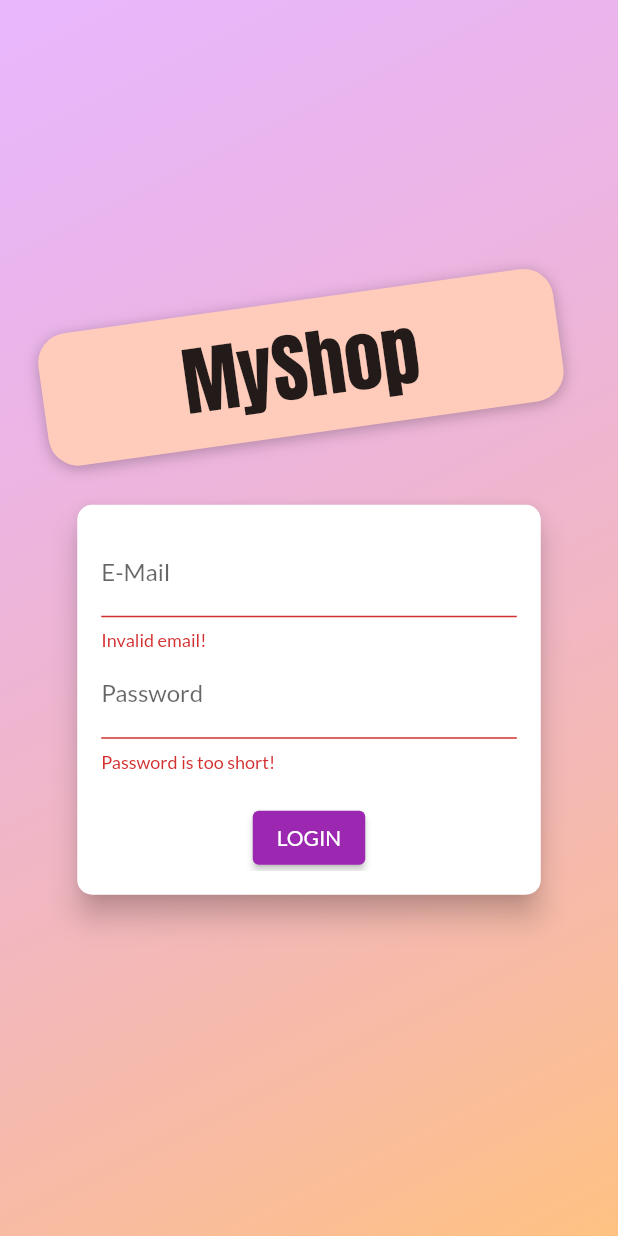
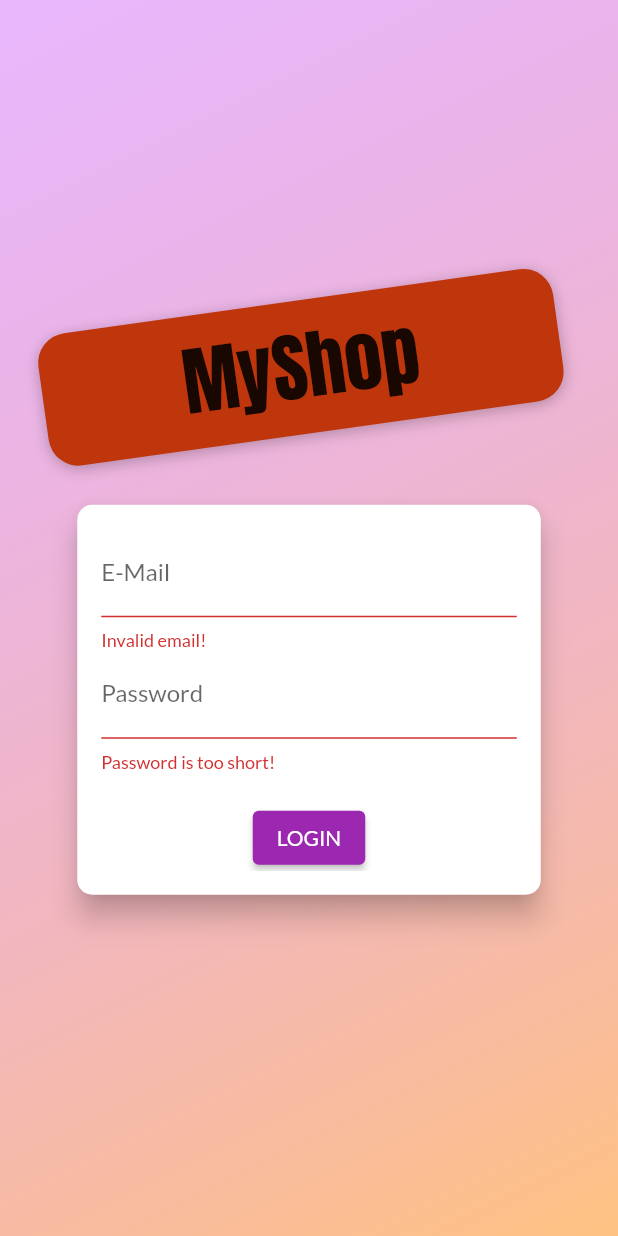
Before and after one commit to prix0007/myshop, a Flutter app: the screen it shows after launch, after a tap on "LOGIN", on a phone screen of 412 x 824 dp. Run offline on Flutter 3.47's test engine with Material 2 defaults, Android fonts, the phone set to English and light mode, and no system bars; our stand-ins replace shared_preferences; network calls fail.

Commit message:
Added Animations

```diff
--- /dev/null
+++ b/lib/helpers/custom_route.dart
@@ -0,0 +1,47 @@
+import 'package:flutter/material.dart';
+
+class CustomRoute<T> extends MaterialPageRoute<T> {
+  CustomRoute({
+    WidgetBuilder builder,
+    RouteSettings settings,
+  }) : super(
+          builder: builder,
+          settings: settings,
+        );
+  @override
+  Widget buildTransitions(
+    BuildContext context,
+    Animation<double> animation,
+    Animation<double> secondaryAnimation,
+    Widget child,
+  ) {
+    if (settings.name == '/') {
+      return child;
+    } else {
+      return FadeTransition(
+        opacity: animation,
+        child: child,
+      );
+    }
+  }
+}
+
+class CustomPageTransitionBuilder extends PageTransitionsBuilder {
+  @override
+  Widget buildTransitions<T>(
+    PageRoute<T> route,
+    BuildContext context,
+    Animation<double> animation,
+    Animation<double> secondaryAnimation,
+    Widget child,
+  ) {
+    if (route.settings.name == '/') {
+      return child;
+    } else {
+      return FadeTransition(
+        opacity: animation,
+        child: child,
+      );
+    }
+  }
+}
--- a/lib/main.dart
+++ b/lib/main.dart
@@ -13,6 +13,7 @@ import 'providers/cart.dart';
 import 'providers/orders.dart';
 import 'providers/auth.dart';
 import 'screens/splash_screen.dart';
+import 'helpers/custom_route.dart';
 
 void main() {
   runApp(MyApp());
@@ -53,10 +54,13 @@ class MyApp extends StatelessWidget {
         return MaterialApp(
           title: 'Flutter Demo',
           theme: ThemeData(
-            primarySwatch: Colors.purple,
-            accentColor: Colors.orange,
-            fontFamily: 'Lato',
-          ),
+              primarySwatch: Colors.purple,
+              accentColor: Colors.orange,
+              fontFamily: 'Lato',
+              pageTransitionsTheme: PageTransitionsTheme(builders: {
+                TargetPlatform.android: CustomPageTransitionBuilder(),
+                TargetPlatform.iOS: CustomPageTransitionBuilder(),
+              })),
           home: auth.isAuth
               ? ProductOverviewScreen()
               : FutureBuilder(
--- a/lib/screens/auth_screen.dart
+++ b/lib/screens/auth_screen.dart
@@ -2,6 +2,7 @@ import 'dart:math';
 
 import 'package:flutter/material.dart';
 import 'package:provider/provider.dart';
+
 import '../providers/auth.dart';
 import '../models/http_exception.dart';
 
@@ -50,7 +51,7 @@ class AuthScreen extends StatelessWidget {
                       // ..translate(-10.0),
                       decoration: BoxDecoration(
                         borderRadius: BorderRadius.circular(20),
-                        color: Colors.deepOrange.shade100,
+                        color: Colors.deepOrange.shade900,
                         boxShadow: [
                           BoxShadow(
                             blurRadius: 8,
@@ -62,7 +63,7 @@ class AuthScreen extends StatelessWidget {
                       child: Text(
                         'MyShop',
                         style: TextStyle(
-                          color: Theme.of(context).accentTextTheme.button.color,
+                          color: Theme.of(context).accentTextTheme.title.color,
                           fontSize: 50,
                           fontFamily: 'Anton',
                           fontWeight: FontWeight.normal,
@@ -93,7 +94,8 @@ class AuthCard extends StatefulWidget {
   _AuthCardState createState() => _AuthCardState();
 }
 
-class _AuthCardState extends State<AuthCard> {
+class _AuthCardState extends State<AuthCard>
+    with SingleTickerProviderStateMixin {
   final GlobalKey<FormState> _formKey = GlobalKey();
   AuthMode _authMode = AuthMode.Login;
   Map<String, String> _authData = {
@@ -102,25 +104,75 @@ class _AuthCardState extends State<AuthCard> {
   };
   var _isLoading = false;
   final _passwordController = TextEditingController();
+  AnimationController _controller;
+  Animation<Size> _heightAnimation;
+  Animation<double> _opacityAnimation;
+  Animation<Offset> _slideAnimation;
+
+  @override
+  void initState() {
+    super.initState();
+    _controller = AnimationController(
+      vsync: this,
+      duration: Duration(
+        milliseconds: 300,
+      ),
+    );
+    _heightAnimation = Tween<Size>(
+            begin: Size(double.infinity, 260), end: Size(double.infinity, 320))
+        .animate(
+      CurvedAnimation(
+        parent: _controller,
+        curve: Curves.fastOutSlowIn,
+      ),
+    );
+    _slideAnimation = Tween<Offset>(
+      begin: Offset(0, -1.5),
+      end: Offset(0, 0),
+    ).animate(
+      CurvedAnimation(
+        parent: _controller,
+        curve: Curves.fastOutSlowIn,
+      ),
+    );
+    _opacityAnimation = Tween<double>(
+      begin: 0.0,
+      end: 1.0,
+    ).animate(
+      CurvedAnimation(
+        parent: _controller,
+        curve: Curves.fastOutSlowIn,
+      ),
+    );
+    // _heightAnimation.addListener(() => setState(() {}));
+  }
+
+  @override
+  void dispose() {
+    // TODO: implement dispose
+    super.dispose();
+    _controller.dispose();
+  }
 
   void _showErrorDialog(String message) {
     showDialog(
       context: context,
       builder: (ctx) => AlertDialog(
-        title: Text('An Error Occured!'),
+        title: Text('An Error Occurred!'),
         content: Text(message),
-        actions: [
-          TextButton(
+        actions: <Widget>[
+          FlatButton(
+            child: Text('Okay'),
             onPressed: () {
               Navigator.of(ctx).pop();
             },
-              child: Text('OK')),
+          )
         ],
       ),
     );
   }
 
-  void _submit() async {
+  Future<void> _submit() async {
     if (!_formKey.currentState.validate()) {
       // Invalid!
       return;
@@ -132,34 +184,27 @@ class _AuthCardState extends State<AuthCard> {
     try {
       if (_authMode == AuthMode.Login) {
         // Log user in
-        await Provider.of<Auth>(
-          context,
-          listen: false,
-        ).login(
+        await Provider.of<Auth>(context, listen: false).login(
           _authData['email'],
           _authData['password'],
         );
       } else {
-        print('From Signup in auth_screen');
         // Sign user up
-        await Provider.of<Auth>(
-          context,
-          listen: false,
-        ).signup(
+        await Provider.of<Auth>(context, listen: false).signup(
           _authData['email'],
           _authData['password'],
         );
       }
     } on HttpException catch (error) {
-      var errorMessage = 'Authentication Failed';
+      var errorMessage = 'Authentication failed';
       if (error.toString().contains('EMAIL_EXISTS')) {
-        errorMessage = 'This email address is already in use';
+        errorMessage = 'This email address is already in use.';
       } else if (error.toString().contains('INVALID_EMAIL')) {
         errorMessage = 'This is not a valid email address';
       } else if (error.toString().contains('WEAK_PASSWORD')) {
-        errorMessage = 'This password is too weak';
+        errorMessage = 'This password is too weak.';
       } else if (error.toString().contains('EMAIL_NOT_FOUND')) {
-        errorMessage = 'Could not find a user with that email';
+        errorMessage = 'Could not find a user with that email.';
       } else if (error.toString().contains('INVALID_PASSWORD')) {
         errorMessage = 'Invalid password.';
       }
@@ -180,10 +225,12 @@ class _AuthCardState extends State<AuthCard> {
       setState(() {
         _authMode = AuthMode.Signup;
       });
+      _controller.forward();
     } else {
       setState(() {
         _authMode = AuthMode.Login;
       });
+      _controller.reverse();
     }
   }
 
@@ -195,12 +242,16 @@ class _AuthCardState extends State<AuthCard> {
         borderRadius: BorderRadius.circular(10.0),
       ),
       elevation: 8.0,
-      child: Container(
-        height: _authMode == AuthMode.Signup ? 320 : 260,
+      child: AnimatedBuilder(
+        animation: _heightAnimation,
+        builder: (ctx, ch) => Container(
+            // height: _authMode == AuthMode.Signup ? 320 : 260,
+            height: _heightAnimation.value.height,
             constraints:
-            BoxConstraints(minHeight: _authMode == AuthMode.Signup ? 320 : 260),
+                BoxConstraints(minHeight: _heightAnimation.value.height),
             width: deviceSize.width * 0.75,
             padding: EdgeInsets.all(16.0),
+            child: ch),
         child: Form(
           key: _formKey,
           child: SingleChildScrollView(
@@ -223,29 +274,43 @@ class _AuthCardState extends State<AuthCard> {
                   decoration: InputDecoration(labelText: 'Password'),
                   obscureText: true,
                   controller: _passwordController,
-                  // ignore: missing_return
                   validator: (value) {
                     if (value.isEmpty || value.length < 5) {
                       return 'Password is too short!';
                     }
+                    return null;
                   },
                   onSaved: (value) {
                     _authData['password'] = value;
                   },
                 ),
-                if (_authMode == AuthMode.Signup)
-                  TextFormField(
+                AnimatedContainer(
+                  duration: Duration(milliseconds: 300),
+                  constraints: BoxConstraints(
+                    minHeight: _authMode == AuthMode.Signup ? 60 : 0,
+                    maxHeight: _authMode == AuthMode.Signup ? 120 : 0,
+                  ),
+                  curve: Curves.easeIn,
+                  child: FadeTransition(
+                    opacity: _opacityAnimation,
+                    child: SlideTransition(
+                      position: _slideAnimation,
+                      child: TextFormField(
                         enabled: _authMode == AuthMode.Signup,
-                    decoration: InputDecoration(labelText: 'Confirm Password'),
+                        decoration:
+                            InputDecoration(labelText: 'Confirm Password'),
                         obscureText: true,
                         validator: _authMode == AuthMode.Signup
-                        // ignore: missing_return
                             ? (value) {
                                 if (value != _passwordController.text) {
                                   return 'Passwords do not match!';
                                 }
+                                return null;
                               }
                             : null,
+                      ),
+                    ),
+                  ),
                 ),
                 SizedBox(
                   height: 20,
@@ -257,15 +322,11 @@ class _AuthCardState extends State<AuthCard> {
                     child:
                         Text(_authMode == AuthMode.Login ? 'LOGIN' : 'SIGN UP'),
                     onPressed: _submit,
-                    style: ButtonStyle(),
                   ),
-                FlatButton(
+                TextButton(
                   child: Text(
                       '${_authMode == AuthMode.Login ? 'SIGNUP' : 'LOGIN'} INSTEAD'),
                   onPressed: _switchAuthMode,
-                  padding: EdgeInsets.symmetric(horizontal: 30.0, vertical: 4),
-                  materialTapTargetSize: MaterialTapTargetSize.shrinkWrap,
-                  textColor: Theme.of(context).primaryColor,
                 ),
               ],
             ),
--- a/lib/widget/app_drawer.dart
+++ b/lib/widget/app_drawer.dart
@@ -4,6 +4,7 @@ import 'package:provider/provider.dart';
 import '../screens/orders_screen.dart';
 import '../screens/user_products_screen.dart';
 import '../providers/auth.dart';
+import '../helpers/custom_route.dart';
 
 class AppDrawer extends StatelessWidget {
   const AppDrawer({Key key}) : super(key: key);
@@ -32,6 +33,8 @@ class AppDrawer extends StatelessWidget {
             onTap: () {
               Navigator.of(context)
                   .pushReplacementNamed(OrdersScreen.routeName);
+              // Navigator.of(context).pushReplacement(
+              //     CustomRoute(builder: (ctx) => OrdersScreen()));
             },
           ),
           Divider(),
--- a/pubspec.yaml
+++ b/pubspec.yaml
@@ -49,8 +49,8 @@ flutter:
   uses-material-design: true
 
   # To add assets to your application, add an assets section, like this:
-  # assets:
-  #   - images/a_dot_burr.jpeg
+  assets:
+    - assets/images/product-placeholder.png
   #   - images/a_dot_ham.jpeg
 
   # An image asset can refer to one or more resolution-specific "variants", see
```
Also changed, not shown: lib/screens/product_detail_screen.dart (+23 -15 lines), lib/widget/order_item.dart (+11 -3 lines), lib/widget/product_item.dart (+9 -1 lines), assets/images/product-placeholder.png (added). Lines whose indentation alone changed are shown as unchanged.
